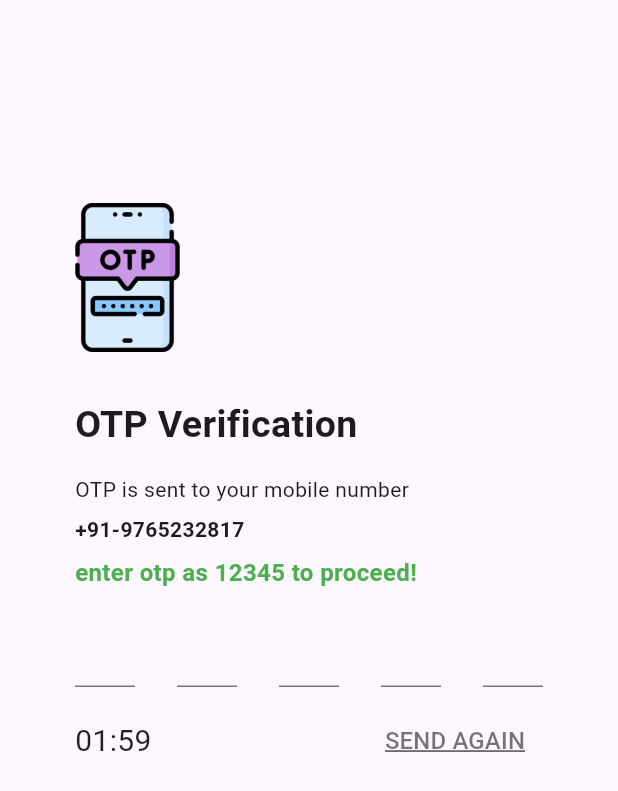
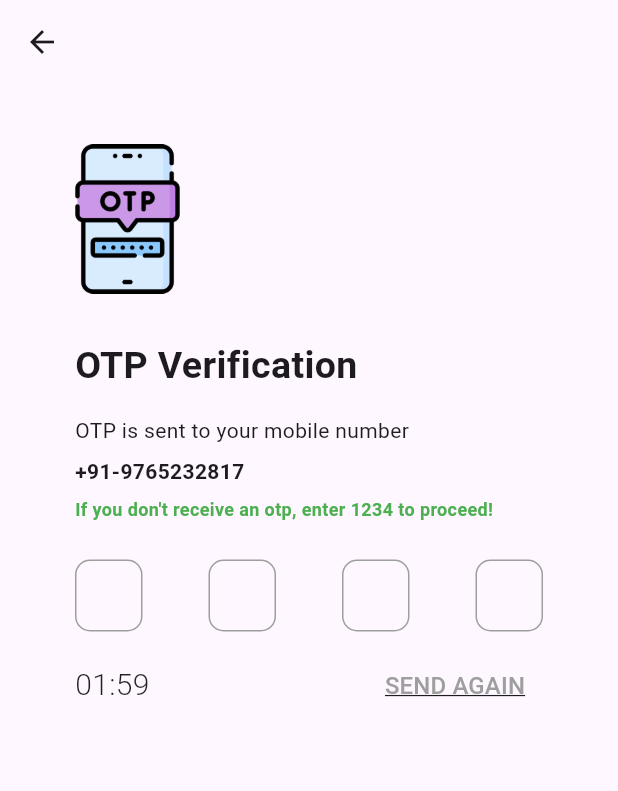
Before and after one commit to PavanFernandes/flutter_machine_test_mobile_app, a Flutter app: the screen it shows after launch, after a tap on "SEND CODE", on a phone screen of 412 x 824 dp. Shown: the top 791 px of the screen. Run offline on Flutter 3.47's test engine with Material 3 defaults, Android fonts, the phone set to English and light mode, and no system bars; our stand-ins replace device_info_plus, geolocator, package_info_plus; network calls fail.

Commit message:
inor changes

```diff
--- a/lib/pages/login.dart
+++ b/lib/pages/login.dart
@@ -15,12 +15,19 @@ class _LoginState extends State<Login>{
   @override
   Widget build(BuildContext context) {
     return Scaffold(
-      body: Padding(
-        padding: EdgeInsets.all(10),
+      body: SingleChildScrollView(
+        child: Padding(
+          padding: const EdgeInsets.fromLTRB(0, 100, 0, 0),
           child: Column(
-          mainAxisAlignment: MainAxisAlignment.center,
             children: [
-            ToggleButtons(
+              const SizedBox(
+                height: 100,
+                  width: 100,
+                  child: Image(image: AssetImage("assets/images/deals-dray-logo.png"))),
+              const Text("DealsDray", style: TextStyle(fontSize: 24, fontWeight: FontWeight.w500, color: Colors.grey),),
+              Padding(
+                padding: const EdgeInsets.all(30.0),
+                child: ToggleButtons(
                   isSelected: [true, false],
                   onPressed: (int index) {
                   },
@@ -30,12 +37,18 @@ class _LoginState extends State<Login>{
                   borderWidth: 1,
                   borderColor: Colors.grey,
                   children: const [
-                Text("    Phone    "),
-                Text("    Email    "),
+                    Padding(
+                      padding: EdgeInsets.symmetric(horizontal: 20),
+                      child: Text("Phone"),
+                    ),
+                    Padding(
+                      padding: EdgeInsets.symmetric(horizontal: 20),
+                      child: Text("Email"),
+                    ),
                   ],
                 ),
+              ),
 
-            const SizedBox(height: 30,),
               const Column(
                 crossAxisAlignment: CrossAxisAlignment.start,
                 children: [
@@ -47,7 +60,7 @@ class _LoginState extends State<Login>{
               ),
               const SizedBox(height: 50,),
               Padding(
-              padding: const EdgeInsets.symmetric(horizontal: 55),
+                padding: const EdgeInsets.symmetric(horizontal: 60),
                 child: TextField(
                   controller: inputController,
                   decoration: const InputDecoration(
@@ -72,6 +85,7 @@ class _LoginState extends State<Login>{
 
             ],
           ),
+        ),
       )
     );
   }
--- a/lib/pages/otp-verification.dart
+++ b/lib/pages/otp-verification.dart
@@ -11,6 +11,8 @@ class OTPVerification extends StatefulWidget {
 class _OTPVerificationState extends State<OTPVerification> {
   late Timer _timer;
   int _start = 120;
+
+  int otpLength = 4;
 
   late List<TextEditingController> controllers;
   late FocusNode _lastNode;
@@ -64,7 +66,7 @@ class _OTPVerificationState extends State<OTPVerification> {
 
   void _validateOTP() {
     String otp = getEnteredOTP();
-    if (otp == '12345') {
+    if (otp == '1234') {
       Navigator.pushReplacementNamed(context, '/home');
     } else {
       Navigator.pushReplacementNamed(context, '/register');
@@ -74,12 +76,12 @@ class _OTPVerificationState extends State<OTPVerification> {
   @override
   Widget build(BuildContext context) {
     return Scaffold(
+      appBar: AppBar(),
       body: Padding(
-        padding: const EdgeInsets.fromLTRB(50, 45, 50, 10),
+        padding: const EdgeInsets.fromLTRB(50, 20, 50, 10),
         child: Column(
           crossAxisAlignment: CrossAxisAlignment.start,
           children: [
-            const SizedBox(height: 70,),
             const SizedBox(
                 height: 140,
                 width: 70,
@@ -91,20 +93,29 @@ class _OTPVerificationState extends State<OTPVerification> {
             const Text("OTP is sent to your mobile number"),
             const SizedBox(height: 7,),
             const Text("+91-9765232817", style: TextStyle(fontWeight: FontWeight.w700,)),
-            const SizedBox(height: 7,),
-            const Text("enter otp as 12345 to proceed!", style: TextStyle(fontWeight: FontWeight.w700, color: Colors.green, fontSize: 16)),
-            const SizedBox(height: 20,),
+            const Padding(
+              padding: EdgeInsets.fromLTRB(0, 7, 0, 25),
+              child: Text("If you don't receive an otp, enter 1234 to proceed!", style: TextStyle(fontWeight: FontWeight.w700, color: Colors.green, fontSize: 12)),
+            ),
             Form(
               child: Row(
                 mainAxisAlignment: MainAxisAlignment.spaceBetween,
                 children: List.generate(
-                    5, (index) => SizedBox(
-                  height: 45,
-                  width: 40,
+                    otpLength, (index) => SizedBox(
+                  height: 48,
+                  width: 45,
+                  child: Container(
+                    decoration: BoxDecoration(
+                      border: Border.all(color: Colors.grey, width: 1),
+                      borderRadius: BorderRadius.circular(10), // Add rounded corners
+                    ),
                     child: TextField(
                       controller: controllers[index],
-                    style: Theme.of(context).textTheme.headlineSmall,
+                      style: const TextStyle(fontSize: 15),
                       keyboardType: TextInputType.number,
+                      decoration: const InputDecoration(
+                        border: InputBorder.none,
+                      ),
                       textAlign: TextAlign.center,
                       inputFormatters: [
                         LengthLimitingTextInputFormatter(1),
@@ -117,11 +128,12 @@ class _OTPVerificationState extends State<OTPVerification> {
                         if (value.isEmpty && index > 0) {
                           FocusScope.of(context).previousFocus();
                         }
-                      if (index == 4 && value.isNotEmpty) {
+                        if (index == otpLength-1 && value.isNotEmpty) {
                           _validateOTP();
                         }
                       },
-                    focusNode: index == 4 ? _lastNode : null,
+                      focusNode: index == otpLength-1 ? _lastNode : null,
+                    ),
                   ),
                 )
                 ),
@@ -133,12 +145,12 @@ class _OTPVerificationState extends State<OTPVerification> {
               children: [
                 Text(
                   getTimerString(),
-                  style: const TextStyle(fontSize: 20, fontWeight: FontWeight.w400, color: Colors.black87),
+                  style: const TextStyle(fontSize: 20, fontWeight: FontWeight.w300, color: Colors.black87),
                 ),
                 TextButton(
                   onPressed: (){},
                   child: const Text("SEND AGAIN",
-                    style: TextStyle(decoration: TextDecoration.underline, fontSize: 16, color: Colors.black54, fontWeight: FontWeight.w500),),
+                    style: TextStyle(decoration: TextDecoration.underline, fontSize: 16, color: Colors.grey, fontWeight: FontWeight.w500),),
                 ),
               ],
             )
--- a/lib/pages/splash_screen.dart
+++ b/lib/pages/splash_screen.dart
@@ -154,15 +154,16 @@ class _SplashScreenState extends State<SplashScreen>{
         child: const Column(
           mainAxisAlignment: MainAxisAlignment.center,
           children: [
-            Icon(
-                Icons.architecture_sharp,
-                size: 80,
-                color : Colors.white
-            ),
-            SizedBox(height: 20),
-            Text("Deals Dray", style: TextStyle(fontSize: 20, fontWeight: FontWeight.w600),),
-            SizedBox(height: 5,),
+            SizedBox(height: 350,),
             CircularProgressIndicator(),
+            Spacer(),
+            SizedBox(
+                height: 100,
+                width: 100,
+                child: Image(image: AssetImage("assets/images/deals-dray-logo.png"))),
+            SizedBox(height: 5),
+            Text("Deals Dray", style: TextStyle(fontSize: 24, fontWeight: FontWeight.w600, color: Colors.white70),),
+            SizedBox(height: 40,),
           ],
         ),
       )
--- a/pubspec.yaml
+++ b/pubspec.yaml
@@ -77,6 +77,7 @@ flutter:
      - assets/images/p1.jpeg
      - assets/images/p2.jpeg
      - assets/images/p3.jpg
+     - assets/images/deals-dray-logo.png
      #   - images/a_dot_ham.jpeg
 
   # An image asset can refer to one or more resolution-specific "variants", see
```
Also changed, not shown: assets/images/deals-dray-logo.png (added). Lines whose indentation alone changed are shown as unchanged.
